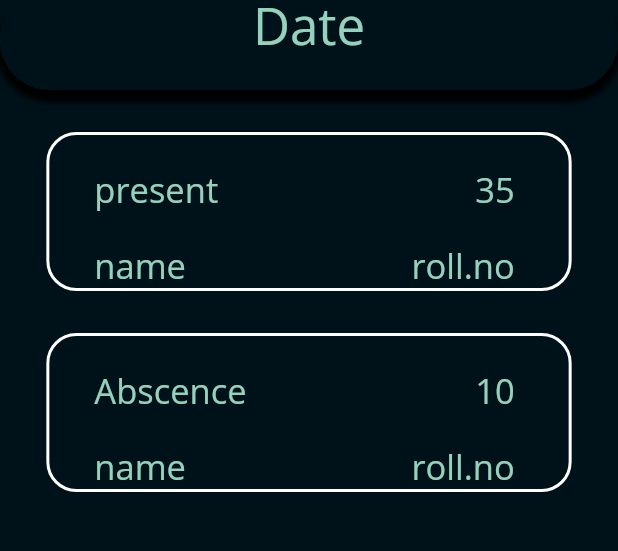
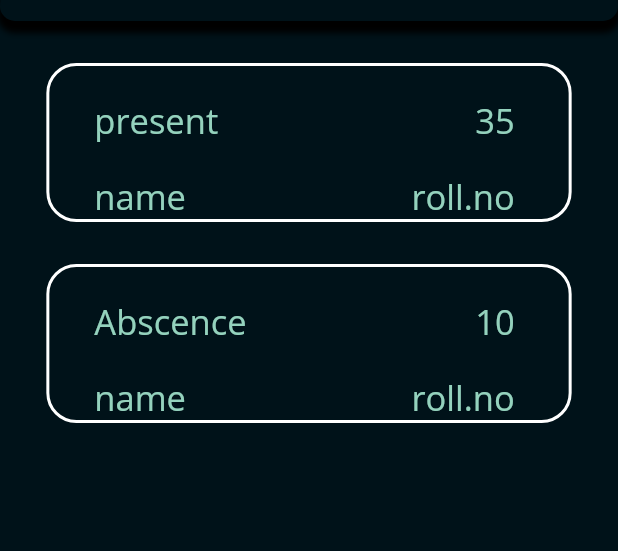
Before and after one commit to abhi123vj/Attendance-Monitor, a Flutter app: the ADetialView screen opened by its route, on a phone screen of 412 x 824 dp, the part 93-644 px from its top. Run offline on Flutter 3.47's test engine with Material 2 defaults, Android fonts, the phone set to English and light mode, and no system bars; our stand-ins replace auto_size_text, flutter_slidable, get, google_fonts, sizer.

Commit message:
date removed

```diff
--- a/lib/screens/attendce_detial.dart
+++ b/lib/screens/attendce_detial.dart
@@ -34,16 +34,7 @@ class ADetialView extends StatelessWidget {
             child: Row(
               mainAxisAlignment: MainAxisAlignment.spaceEvenly,
               crossAxisAlignment: CrossAxisAlignment.center,
-              children: [
-                Text(
-                  "Date",
-                  style: TextStyle(
-                      color: AppColors.cyanLight,
-                      fontSize: 34,
-                      letterSpacing: 0.0,
-                      fontWeight: FontWeight.w400),
-                ),
-              ],
+              children: [],
             ),
             decoration: BoxDecoration(
                 borderRadius: BorderRadius.circular(40.0),
```
